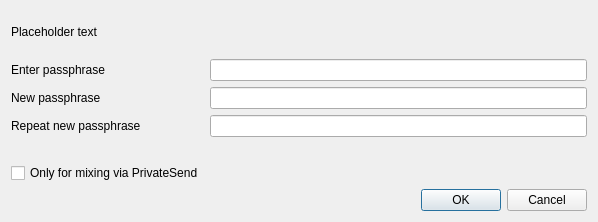
Above: src/qt/forms/askpassphrasedialog.ui from tocacyy/BitmexCoin before the change. Below: the same form after it.
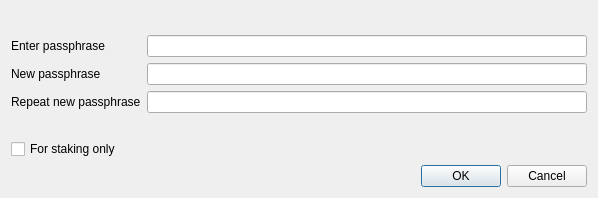
That is the form after the change.

What changed in the file:
```diff
--- a/src/qt/forms/askpassphrasedialog.ui
+++ b/src/qt/forms/askpassphrasedialog.ui
@@ -7,7 +7,7 @@
     <x>0</x>
     <y>0</y>
     <width>598</width>
-    <height>222</height>
+    <height>198</height>
    </rect>
   </property>
   <property name="sizePolicy">
@@ -26,14 +26,8 @@
    <string>Passphrase Dialog</string>
   </property>
   <layout class="QVBoxLayout" name="verticalLayout">
-   <property name="sizeConstraint">
-    <enum>QLayout::SetMinimumSize</enum>
-   </property>
    <item>
     <widget class="QLabel" name="warningLabel">
-     <property name="text">
-      <string notr="true">Placeholder text</string>
-     </property>
      <property name="textFormat">
       <enum>Qt::RichText</enum>
      </property>
@@ -44,9 +38,6 @@
    </item>
    <item>
     <layout class="QFormLayout" name="formLayout">
-     <property name="sizeConstraint">
-      <enum>QLayout::SetMinimumSize</enum>
-     </property>
      <property name="fieldGrowthPolicy">
       <enum>QFormLayout::AllNonFixedFieldsGrow</enum>
      </property>
@@ -117,7 +108,7 @@
         <string>Serves to disable the trivial sendmoney when OS account compromised. Provides no real security.</string>
        </property>
        <property name="text">
-        <string>Only for mixing via PrivateSend</string>
+        <string>For staking only</string>
        </property>
        <property name="visible">
         <bool>false</bool>
```
Left out of the diff: 18 changed lines with no effect on the pictures.
